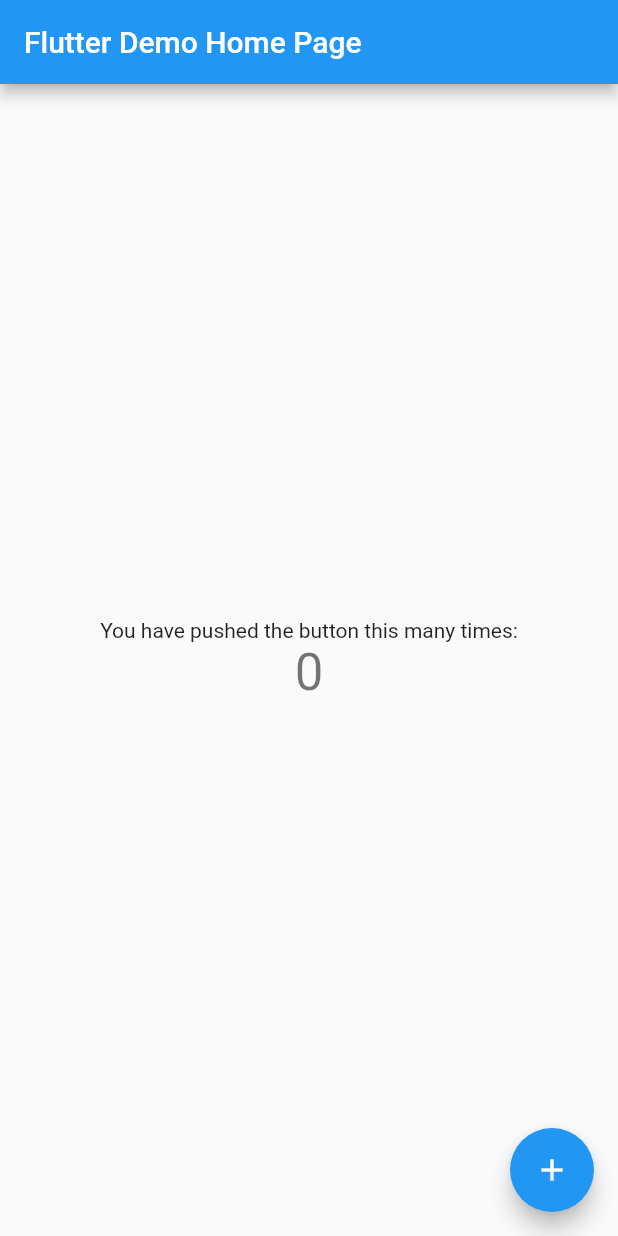
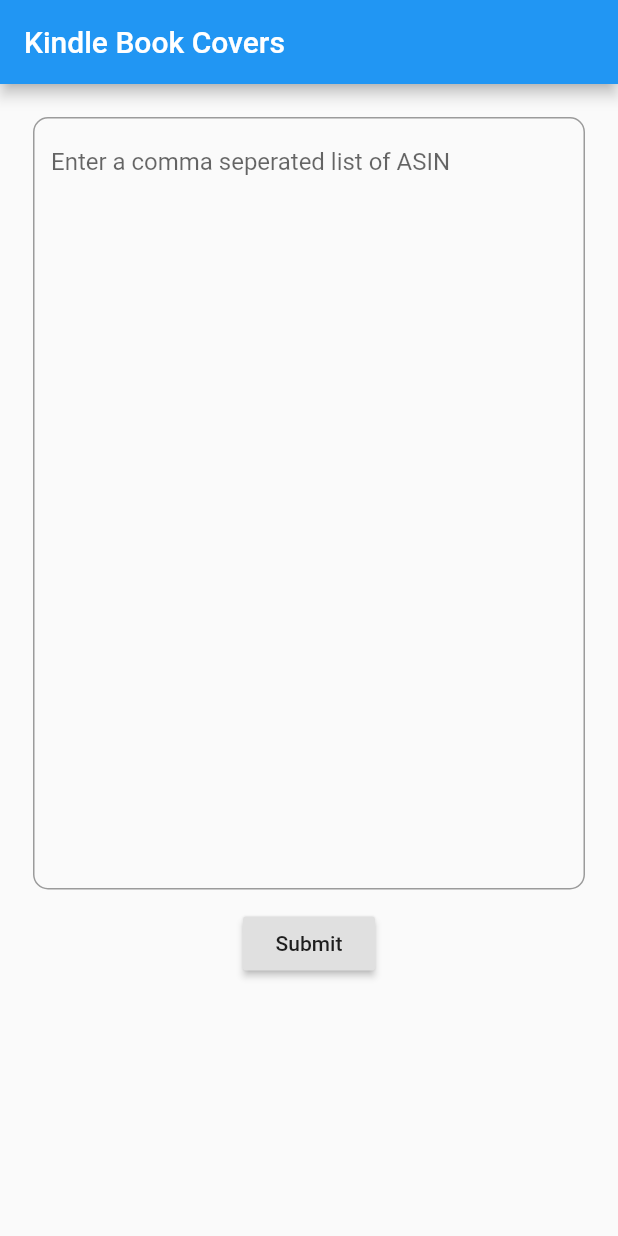
Before and after one commit to kalebhermes/kindle_covers, a Flutter app: the screen it shows after launch, on a phone screen of 412 x 824 dp. Run offline on Flutter 3.47's test engine with Material 2 defaults, Android fonts, the phone set to English and light mode, and no system bars; our stand-ins replace dio.

Commit message:
First commit. Render images in Grid.

```diff
--- a/lib/main.dart
+++ b/lib/main.dart
@@ -1,3 +1,4 @@
+import 'package:dio/dio.dart';
 import 'package:flutter/material.dart';
 
 void main() {
@@ -5,43 +6,21 @@
 }
 
 class MyApp extends StatelessWidget {
-  // This widget is the root of your application.
   @override
   Widget build(BuildContext context) {
     return MaterialApp(
-      title: 'Flutter Demo',
+      title: 'Kindle Book Covers',
       theme: ThemeData(
-        // This is the theme of your application.
-        //
-        // Try running your application with "flutter run". You'll see the
-        // application has a blue toolbar. Then, without quitting the app, try
-        // changing the primarySwatch below to Colors.green and then invoke
-        // "hot reload" (press "r" in the console where you ran "flutter run",
-        // or simply save your changes to "hot reload" in a Flutter IDE).
-        // Notice that the counter didn't reset back to zero; the application
-        // is not restarted.
         primarySwatch: Colors.blue,
-        // This makes the visual density adapt to the platform that you run
-        // the app on. For desktop platforms, the controls will be smaller and
-        // closer together (more dense) than on mobile platforms.
         visualDensity: VisualDensity.adaptivePlatformDensity,
       ),
-      home: MyHomePage(title: 'Flutter Demo Home Page'),
+      home: MyHomePage(title: 'Kindle Book Covers'),
     );
   }
 }
 
 class MyHomePage extends StatefulWidget {
   MyHomePage({Key key, this.title}) : super(key: key);
-
-  // This widget is the home page of your application. It is stateful, meaning
-  // that it has a State object (defined below) that contains fields that affect
-  // how it looks.
-
-  // This class is the configuration for the state. It holds the values (in this
-  // case the title) provided by the parent (in this case the App widget) and
-  // used by the build method of the State. Fields in a Widget subclass are
-  // always marked "final".
 
   final String title;
 
@@ -50,68 +29,106 @@
 }
 
 class _MyHomePageState extends State<MyHomePage> {
-  int _counter = 0;
+  TextEditingController controller = TextEditingController();
+  bool isTextFieldVisible = true;
+  List<String> asins = [];
 
-  void _incrementCounter() {
+  void onSubmit(String listOfAsins) async {
     setState(() {
-      // This call to setState tells the Flutter framework that something has
-      // changed in this State, which causes it to rerun the build method below
-      // so that the display can reflect the updated values. If we changed
-      // _counter without calling setState(), then the build method would not be
-      // called again, and so nothing would appear to happen.
-      _counter++;
+      asins = listOfAsins.replaceAll(' ', '').split(',');
+      if (asins.length > 0 && asins.elementAt(0) != '') {
+        isTextFieldVisible = false;
+      }
     });
   }
 
   @override
   Widget build(BuildContext context) {
-    // This method is rerun every time setState is called, for instance as done
-    // by the _incrementCounter method above.
-    //
-    // The Flutter framework has been optimized to make rerunning build methods
-    // fast, so that you can just rebuild anything that needs updating rather
-    // than having to individually change instances of widgets.
     return Scaffold(
       appBar: AppBar(
-        // Here we take the value from the MyHomePage object that was created by
-        // the App.build method, and use it to set our appbar title.
         title: Text(widget.title),
       ),
-      body: Center(
-        // Center is a layout widget. It takes a single child and positions it
-        // in the middle of the parent.
-        child: Column(
-          // Column is also a layout widget. It takes a list of children and
-          // arranges them vertically. By default, it sizes itself to fit its
-          // children horizontally, and tries to be as tall as its parent.
-          //
-          // Invoke "debug painting" (press "p" in the console, choose the
-          // "Toggle Debug Paint" action from the Flutter Inspector in Android
-          // Studio, or the "Toggle Debug Paint" command in Visual Studio Code)
-          // to see the wireframe for each widget.
-          //
-          // Column has various properties to control how it sizes itself and
-          // how it positions its children. Here we use mainAxisAlignment to
-          // center the children vertically; the main axis here is the vertical
-          // axis because Columns are vertical (the cross axis would be
-          // horizontal).
-          mainAxisAlignment: MainAxisAlignment.center,
-          children: <Widget>[
-            Text(
-              'You have pushed the button this many times:',
-            ),
-            Text(
-              '$_counter',
-              style: Theme.of(context).textTheme.headline4,
-            ),
-          ],
+      body: SafeArea(
+        minimum: EdgeInsets.all(10.0),
+        child: Center(
+          child: isTextFieldVisible
+              ? AsinEntryFrom(controller: controller, onSubmit: onSubmit)
+              : BookCovers(asins: asins),
         ),
       ),
-      floatingActionButton: FloatingActionButton(
-        onPressed: _incrementCounter,
-        tooltip: 'Increment',
-        child: Icon(Icons.add),
-      ), // This trailing comma makes auto-formatting nicer for build methods.
     );
   }
 }
+
+class BookCovers extends StatelessWidget {
+  final List<String> asins;
+
+  BookCovers({this.asins});
+
+  @override
+  Widget build(BuildContext context) {
+    return GridView.builder(
+        physics: AlwaysScrollableScrollPhysics(),
+        itemCount: asins.length,
+        gridDelegate: SliverGridDelegateWithFixedCrossAxisCount(
+          crossAxisCount: 5,
+          crossAxisSpacing: 10.0,
+          mainAxisSpacing: 4.0,
+          childAspectRatio: .75,
+        ),
+        itemBuilder: (context, index) {
+          return Image.network(
+              'http://z2-ec2.images-amazon.com/images/P/${asins[index]}.01.MAIN._SCRM_.jpg',
+              // scale: 0.5,
+              loadingBuilder: (context, child, loadingProgress) {
+            if (loadingProgress == null) {
+              return child;
+            } else {
+              return Center(
+                child: CircularProgressIndicator(),
+              );
+            }
+          });
+        }
+        // children: [...bookUrls.map((url) => Image.network(url, height: 150.0))],
+        );
+  }
+}
+
+class AsinEntryFrom extends StatelessWidget {
+  final TextEditingController controller;
+  final Function onSubmit;
+
+  AsinEntryFrom({this.controller, this.onSubmit});
+
+  @override
+  Widget build(BuildContext context) {
+    return Column(
+      children: [
+        Container(
+          margin: EdgeInsets.all(12),
+          child: TextField(
+            controller: controller,
+            maxLines: 25,
+            decoration: InputDecoration(
+              hintText: "Enter a comma seperated list of ASIN",
+              border: OutlineInputBorder(
+                  borderRadius: BorderRadius.all(Radius.circular(10.0))),
+            ),
+          ),
+        ),
+        RaisedButton(
+          child: Text('Submit'),
+          onPressed: () => onSubmit(controller.text),
+        ),
+      ],
+    );
+  }
+}
+
+Future<void> downloadFile() async {
+  Dio dio = Dio();
+  await dio.download(
+      'http://s3.cn-north-1.amazonaws.com.cn/sitbweb-cn/content/B07WYSGHC7/images/cover.jpg',
+      '/test.jpeg');
+}
--- a/pubspec.yaml
+++ b/pubspec.yaml
@@ -21,6 +21,8 @@
   sdk: ">=2.7.0 <3.0.0"
 
 dependencies:
+  dio: ^3.0.0
+  mime: ^0.9.0
   flutter:
     sdk: flutter
 
```
Also changed, not shown: pubspec.lock.
